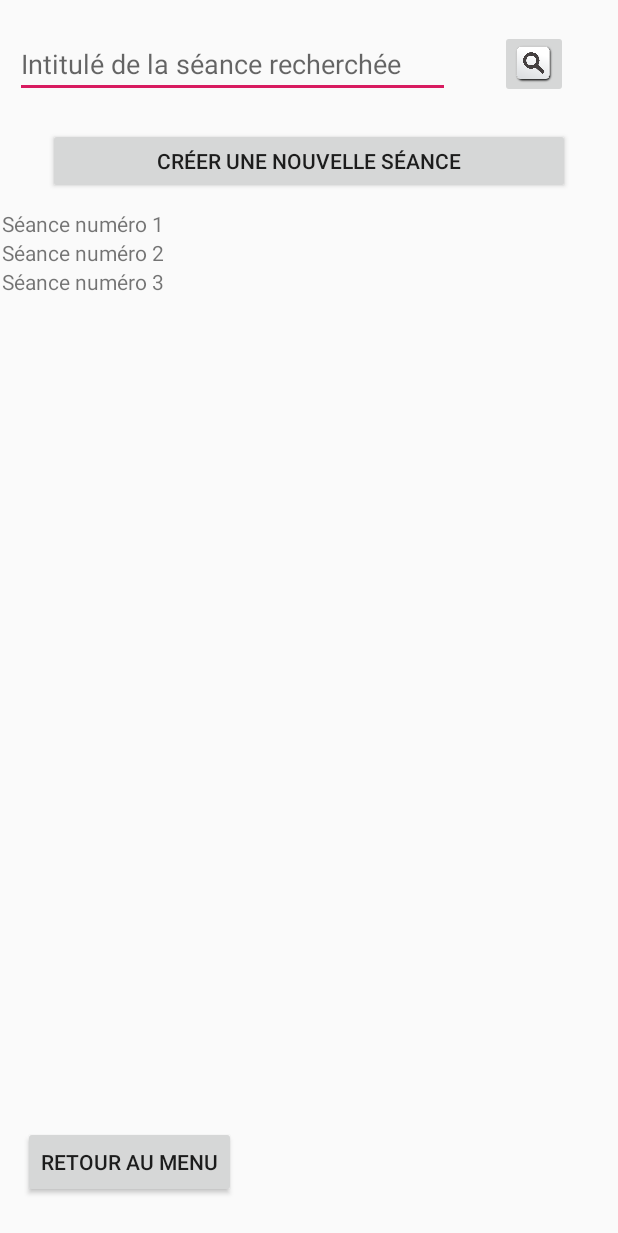
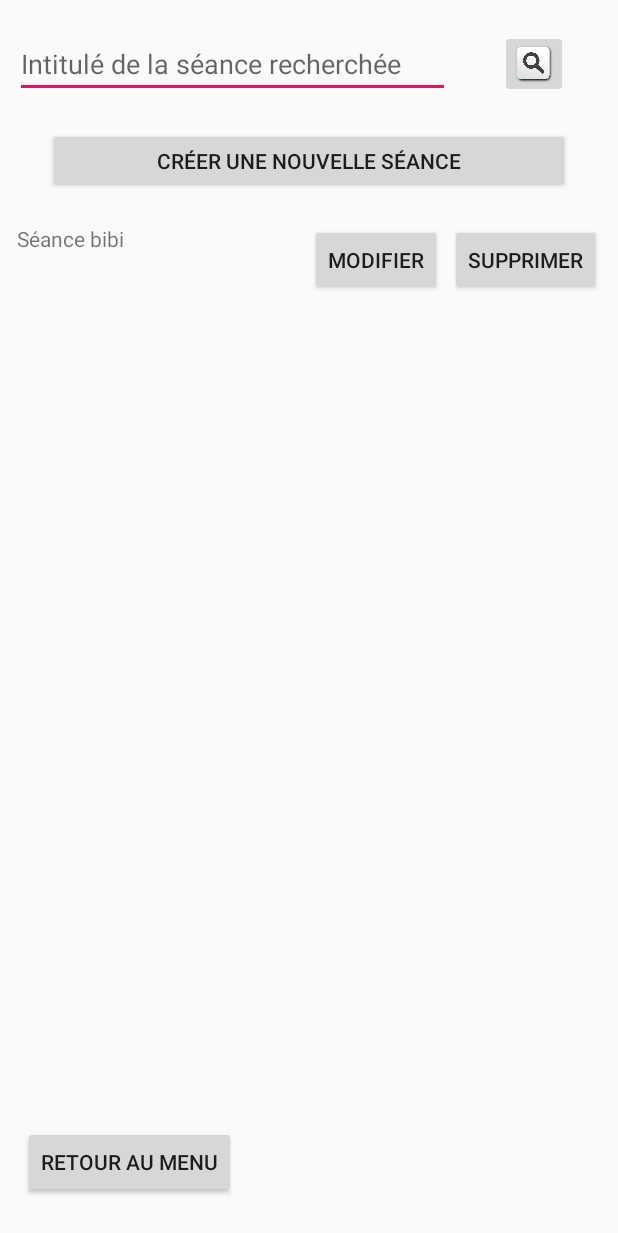
Before and after one commit to mcoucke/gomuscu, an Android app: the EditerSeance screen opened directly, with no data from a screen before it, on a phone screen of 412 x 824 dp. Shown: the top 1233 px of the screen. Run offline under Robolectric (Android 15) with nearby library versions, the phone set to English and light mode, and no system bars.

Commit message:
Ajout fragment seance pour afficher la liste des seances dans EditSeance

```diff
--- a/app/src/main/AndroidManifest.xml
+++ b/app/src/main/AndroidManifest.xml
@@ -9,7 +9,8 @@
         android:roundIcon="@mipmap/ic_launcher_round"
         android:supportsRtl="true"
         android:theme="@style/AppTheme">
-        <activity android:name=".CreerSeance"></activity>
+        <activity android:name=".SeancesFragment"></activity>
+        <activity android:name=".CreerSeance" />
         <activity android:name=".EditerSeance" />
         <activity
             android:name=".MainActivity"
--- /dev/null
+++ b/app/src/main/java/com/app/gomuscu/SeancesFragment.java
@@ -0,0 +1,24 @@
+package com.app.gomuscu;
+
+import androidx.fragment.app.Fragment;
+
+import android.os.Bundle;
+import android.view.LayoutInflater;
+import android.view.View;
+import android.view.ViewGroup;
+
+public class SeancesFragment extends Fragment {
+
+    @Override
+    public void onCreate(Bundle savedInstanceState) {
+        super.onCreate(savedInstanceState);
+    }
+
+    @Override
+    public View onCreateView(LayoutInflater inflater, ViewGroup container,
+                             Bundle savedInstanceState) {
+        View view = inflater.inflate(R.layout.fragment_seances, container, false);
+
+        return view;
+    }
+}
--- a/app/src/main/res/layout/editer_seance.xml
+++ b/app/src/main/res/layout/editer_seance.xml
@@ -15,27 +15,11 @@
         app:layout_constraintStart_toStartOf="parent"
         app:layout_constraintTop_toBottomOf="@+id/btn_creer_seance">
 
-        <LinearLayout
+        <fragment
+            android:id="@+id/fragment2"
+            android:name="com.app.gomuscu.SeancesFragment"
             android:layout_width="match_parent"
-            android:layout_height="wrap_content"
-            android:orientation="vertical">
-
-            <TextView
-                android:layout_width="wrap_content"
-                android:layout_height="wrap_content"
-                android:text="Séance numéro 1 " />
-
-            <TextView
-                android:layout_width="wrap_content"
-                android:layout_height="wrap_content"
-                android:text="Séance numéro 2 " />
-
-            <TextView
-                android:layout_width="wrap_content"
-                android:layout_height="wrap_content"
-                android:text="Séance numéro 3 " />
-
-        </LinearLayout>
+            android:layout_height="wrap_content" />
     </ScrollView>
 
     <Button
--- /dev/null
+++ b/app/src/main/res/layout/fragment_seances.xml
@@ -0,0 +1,38 @@
+<?xml version="1.0" encoding="utf-8"?>
+<androidx.constraintlayout.widget.ConstraintLayout xmlns:android="http://schemas.android.com/apk/res/android"
+    xmlns:app="http://schemas.android.com/apk/res-auto"
+    xmlns:tools="http://schemas.android.com/tools"
+    android:layout_width="match_parent"
+    android:layout_height="match_parent"
+    tools:context=".SeancesFragment">
+
+    <TextView
+        android:id="@+id/textView"
+        android:layout_width="wrap_content"
+        android:layout_height="wrap_content"
+        android:layout_marginStart="10dp"
+        android:layout_marginTop="10dp"
+        android:text="Séance bibi"
+        app:layout_constraintStart_toStartOf="parent"
+        app:layout_constraintTop_toTopOf="parent" />
+
+    <Button
+        android:id="@+id/button"
+        android:layout_width="wrap_content"
+        android:layout_height="wrap_content"
+        android:layout_marginTop="10dp"
+        android:layout_marginEnd="10dp"
+        android:text="Supprimer"
+        app:layout_constraintEnd_toEndOf="parent"
+        app:layout_constraintTop_toTopOf="parent" />
+
+    <Button
+        android:id="@+id/button3"
+        android:layout_width="wrap_content"
+        android:layout_height="wrap_content"
+        android:layout_marginTop="10dp"
+        android:layout_marginEnd="5dp"
+        android:text="Modifier"
+        app:layout_constraintEnd_toStartOf="@+id/button"
+        app:layout_constraintTop_toTopOf="parent" />
+</androidx.constraintlayout.widget.ConstraintLayout>
```
